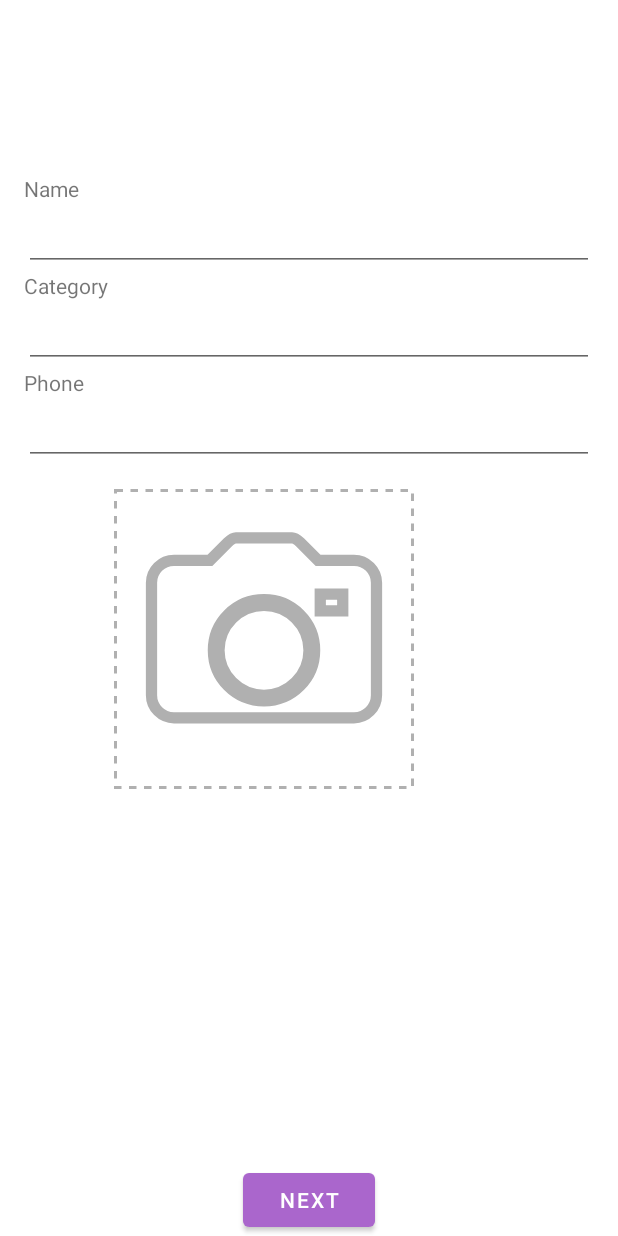
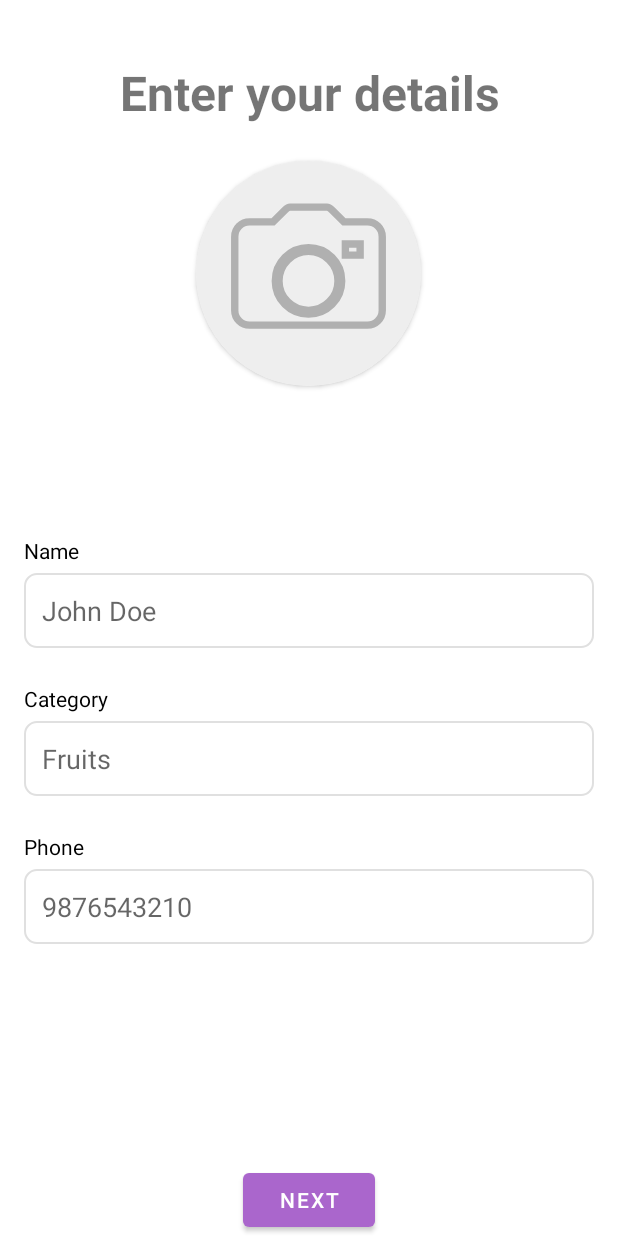
Before and after one commit to babatezpur/HawkerApp, an Android app: the fragment HawkerSelfDetails placed in its activity, on a phone screen of 412 x 824 dp. Run offline under Robolectric (Android 15) with nearby library versions, the phone set to English and light mode, and no system bars; our stand-ins replace Room's generated code; 1 statement that could not run was skipped.

Commit message:
Change self details filling fragment xml

```diff
--- a/app/src/main/res/layout/fragment_hawker_self_details.xml
+++ b/app/src/main/res/layout/fragment_hawker_self_details.xml
@@ -1,5 +1,6 @@
 <LinearLayout xmlns:android="http://schemas.android.com/apk/res/android"
     xmlns:tools="http://schemas.android.com/tools"
+    xmlns:app="http://schemas.android.com/apk/res-auto"
     android:layout_width="match_parent"
     android:layout_height="match_parent"
     android:orientation="vertical"
@@ -8,66 +9,85 @@
     <TextView
         android:layout_width="match_parent"
         android:layout_height="wrap_content"
+        android:text="Enter your details"
+        android:textSize="32dp"
+        android:textAlignment="center"
+        android:textStyle="bold"
+        android:layout_marginTop="24dp"/>
+
+    <androidx.cardview.widget.CardView
+        android:layout_width="wrap_content"
+        android:layout_height="wrap_content"
+        android:layout_gravity="center_horizontal"
+        android:layout_marginTop="24dp"
+        app:cardCornerRadius="75dp"
+        app:cardElevation="2dp">
+
+        <ImageView
+            android:id="@+id/imageUploader"
+            android:layout_width="150dp"
+            android:layout_height="150dp"
+            android:src="@drawable/ic_baseline_camera"
+            android:scaleType="centerCrop"
+            android:contentDescription="Upload Image"
+            android:clickable="true"
+            android:focusable="true"
+            android:background="#EEEEEE"
+            android:padding="16dp" />
+    </androidx.cardview.widget.CardView>
+
+    <TextView
+        android:layout_width="match_parent"
+        android:layout_height="wrap_content"
         android:layout_marginTop="100dp"
+        android:layout_marginBottom="5dp"
+        android:textColor="@color/black"
         android:text="Name"/>
 
     <EditText
         android:id="@+id/name_edit_text"
         android:layout_width="match_parent"
-        android:layout_height="wrap_content"
-        android:inputType="text"/>
+        android:layout_height="50dp"
+        android:inputType="text"
+        android:background="@drawable/phone_input_background"
+        android:paddingStart="12dp"
+        android:paddingEnd="12dp"
+        android:hint="John Doe"/>
 
     <TextView
         android:layout_width="match_parent"
         android:layout_height="wrap_content"
+        android:layout_marginTop="24dp"
+        android:layout_marginBottom="5dp"
+        android:textColor="@color/black"
         android:text="Category"/>
 
     <EditText
         android:id="@+id/category_edit_text"
         android:layout_width="match_parent"
-        android:layout_height="wrap_content"
-        android:inputType="text"/>
+        android:layout_height="50dp"
+        android:inputType="text"
+        android:background="@drawable/phone_input_background"
+        android:paddingStart="12dp"
+        android:paddingEnd="12dp"
+        android:hint="Fruits"/>
 
     <TextView
         android:layout_width="match_parent"
         android:layout_height="wrap_content"
+        android:layout_marginTop="24dp"
+        android:layout_marginBottom="5dp"
+        android:textColor="@color/black"
         android:text="Phone"/>
 
     <EditText
         android:id="@+id/phone_edit_text"
         android:layout_width="match_parent"
-        android:layout_height="wrap_content"
-        android:inputType="phone"/>
-
-    <RelativeLayout
-        android:layout_width="200dp"
-        android:layout_height="200dp"
-        android:layout_centerHorizontal="true"
-        android:layout_marginTop="16dp"
-        android:layout_marginStart="60dp"
-        android:background="@drawable/border_dashed">
-
-        <ImageView
-            android:id="@+id/imageUploader"
-            android:layout_width="200dp"
-            android:layout_height="200dp"
-            android:src="@drawable/ic_baseline_camera"
-            android:layout_centerHorizontal="true"
-            android:scaleType="centerCrop"
-            android:contentDescription="Upload Image"
-            android:clickable="true"
-            android:focusable="true" />
-
-<!--        <TextView-->
-<!--            android:id="@+id/uploadImageText"-->
-<!--            android:layout_width="wrap_content"-->
-<!--            android:layout_height="wrap_content"-->
-<!--            android:text="Upload Image"-->
-<!--            android:layout_below="@id/imageUploader"-->
-<!--            android:layout_centerHorizontal="true"-->
-<!--            android:layout_marginTop="8dp"-->
-<!--            android:textAlignment="center"/>-->
-
-    </RelativeLayout>
+        android:layout_height="50dp"
+        android:inputType="phone"
+        android:background="@drawable/phone_input_background"
+        android:paddingStart="12dp"
+        android:paddingEnd="12dp"
+        android:hint="9876543210"/>
 
 </LinearLayout>
```
